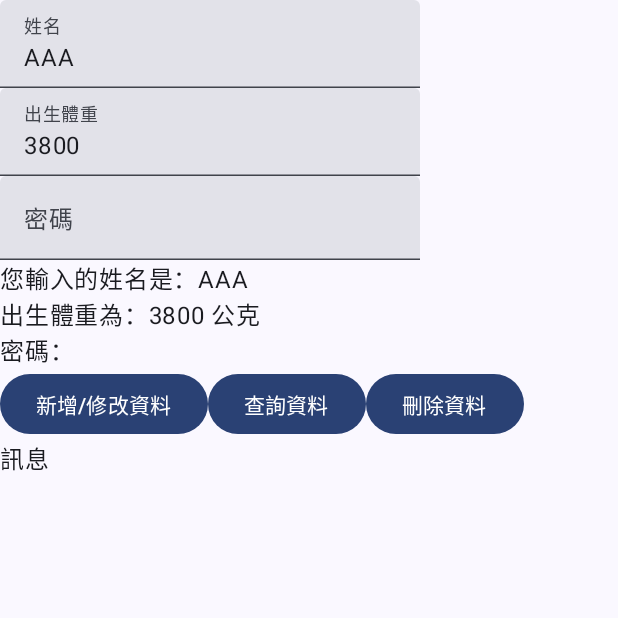
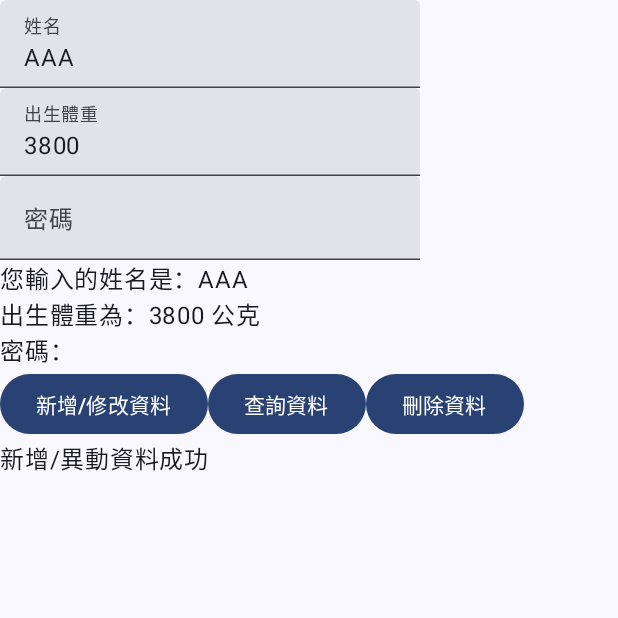
Before and after one commit to hhc-a/FireStore, an Android app built with Jetpack Compose: the screen it shows after launch (MainActivity), after a tap on "新增/修改資料", on a phone screen of 412 x 824 dp, the top half of it. Run offline under Robolectric (Android 15) with nearby library versions, the phone set to English and light mode, and no system bars; our stand-ins replace Firebase (no records; nobody signed in at launch, a user with empty details on screens opened directly).

Commit message:
8th_新增資料(自動產生id)

```diff
--- a/app/src/main/java/tw/edu/pu/csim/s1120053/firestore/MainActivity.kt
+++ b/app/src/main/java/tw/edu/pu/csim/s1120053/firestore/MainActivity.kt
@@ -26,6 +26,8 @@ import androidx.compose.material3.Button
 import androidx.compose.foundation.layout.Column
 import androidx.compose.foundation.layout.Row
 import androidx.compose.ui.text.input.KeyboardType
+import com.google.firebase.Firebase
+import com.google.firebase.firestore.firestore
 
 class MainActivity : ComponentActivity() {
     override fun onCreate(savedInstanceState: Bundle?) {
@@ -51,6 +53,7 @@ fun Birth(m: Modifier){
     var userWeight by remember { mutableStateOf(3800)}
     var userPassword by remember { mutableStateOf("")}
     var msg by remember { mutableStateOf("訊息")}
+    val db = Firebase.firestore
     Column {
         TextField(
             value = userName,
@@ -86,7 +89,18 @@ fun Birth(m: Modifier){
         )
         Text("您輸入的姓名是：$userName\n出生體重為：$userWeight 公克"+ "\n密碼：$userPassword")
         Row {
-            Button(onClick = {  }) {
+            Button(onClick = {
+                val user = Person(userName, userWeight, userPassword)
+                db.collection("users")
+                    .add(user)
+                    .addOnSuccessListener { documentReference ->
+                        msg = "新增/異動資料成功"
+                    }
+                    .addOnFailureListener { e ->
+                        msg = "新增/異動資料失敗：" + e.toString()
+                    }
+
+            }) {
                 Text("新增/修改資料")
             }
             Button(onClick = {  }) {
@@ -100,3 +114,8 @@ fun Birth(m: Modifier){
 
     }
 }
+data class Person(
+    var userName: String,
+    var userWeight: Int,
+    var userPassword: String
+)
```
